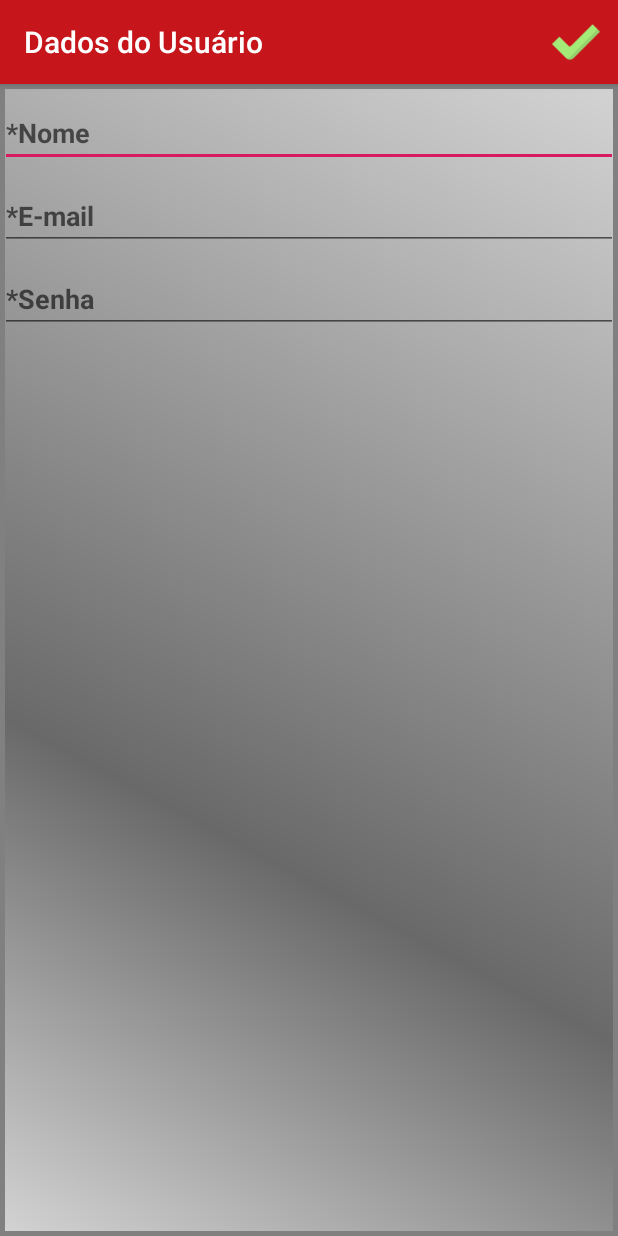
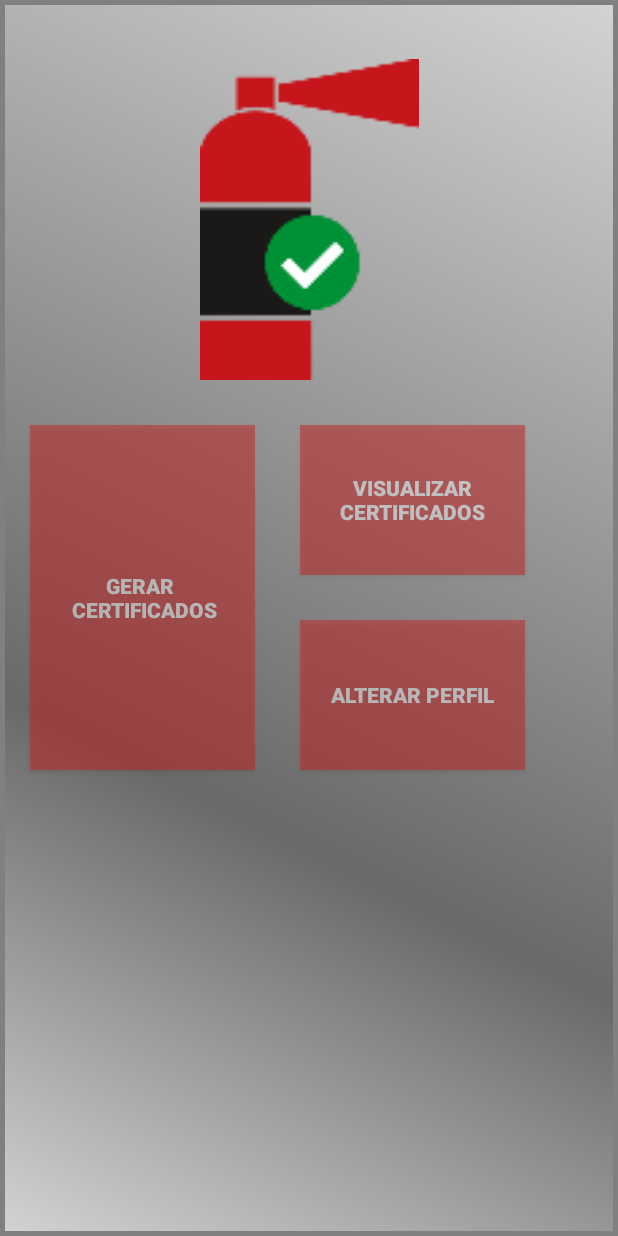
Before and after one commit to DanielGomeX/certex-app, an Android app: the screen it shows after launch (UserActivity before the commit, DashboardActivity after it), after a tap on "SIGN UP", on a phone screen of 412 x 824 dp. Run offline under Robolectric (Android 15) with nearby library versions, the phone set to English and light mode, and no system bars.

Commit message:
Tela Dashboard

```diff
--- a/app/src/main/AndroidManifest.xml
+++ b/app/src/main/AndroidManifest.xml
@@ -13,14 +13,15 @@
         android:label="@string/app_name"
         android:supportsRtl="true"
         android:theme="@style/AppTheme">
-        <activity android:name=".UserActivity"></activity>
+        <activity android:name=".DashboardActivity"></activity>
+        <activity android:name=".UserActivity" />
         <activity android:name=".SignatureActivity" />
-        <activity android:name=".MainActivity"></activity>
-        <activity android:name=".CompaniesActivity" />
-        <!--android:windowSoftInputMode="stateHidden" />-->
+        <activity android:name=".MainActivity" />
+        <activity android:name=".CompaniesActivity" /> <!-- android:windowSoftInputMode="stateHidden" /> -->
         <activity android:name=".SplashActivity">
             <intent-filter>
                 <action android:name="android.intent.action.MAIN" />
+
                 <category android:name="android.intent.category.LAUNCHER" />
             </intent-filter>
         </activity>
--- /dev/null
+++ b/app/src/main/java/com/certex/certexapp/DashboardActivity.java
@@ -0,0 +1,15 @@
+package com.certex.certexapp;
+
+import android.support.v7.app.AppCompatActivity;
+import android.os.Bundle;
+
+public class DashboardActivity extends AppCompatActivity {
+
+    @Override
+    protected void onCreate(Bundle savedInstanceState) {
+        super.onCreate(savedInstanceState);
+        setContentView(R.layout.activity_dashboard);
+
+        getSupportActionBar().hide();
+    }
+}
--- a/app/src/main/java/com/certex/certexapp/GemaCode/ConnectionAPI.java
+++ b/app/src/main/java/com/certex/certexapp/GemaCode/ConnectionAPI.java
@@ -36,6 +36,7 @@ public class ConnectionAPI {
             public void onResponse(String response) {
                 try {
                     JSONObject object = new JSONObject(response);
+                    Log.i("Script", object.toString());
                     //JSONArray jarray = object.getJSONArray("access_token");
 
                     String output = object.getString(variable);
@@ -101,7 +102,6 @@ public class ConnectionAPI {
                         String s = object.keys().next();
 
                         map.put(s + "", object.get(s) + "");
-
                     }
                 } else {
                     map.put("erro", "No Info Find");
--- /dev/null
+++ b/app/src/main/java/com/certex/certexapp/GemaCode/LoginValidation.java
@@ -0,0 +1,27 @@
+package com.certex.certexapp.GemaCode;
+
+import android.app.Activity;
+import android.util.Log;
+
+import java.util.HashMap;
+import java.util.Map;
+
+public class LoginValidation {
+
+
+    public void validation(String[] keys, String[] values, Activity activity) {
+
+//        Map<String, String> myData = new HashMap<String, String>();
+//        ConnectionAPI api = new ConnectionAPI();
+//        myData = api.Post(keys, values, "login", "access_token", activity);
+//
+//
+//        Token token = new Token();
+//        token.setCode(myData.get("login"));
+//        Session session = Session.getInstance();
+//        session.setToken(token);
+//        Log.i("Script", "TESTE: " + myData.get("login"));
+    }
+
+
+}
--- a/app/src/main/java/com/certex/certexapp/MainActivity.java
+++ b/app/src/main/java/com/certex/certexapp/MainActivity.java
@@ -79,7 +79,8 @@ public class MainActivity extends AppCompatActivity {
         btSign.setOnClickListener(new View.OnClickListener() {
             @Override
             public void onClick(View v) {
-                Intent intent = new Intent(MainActivity.this, UserActivity.class);
+//                Intent intent = new Intent(MainActivity.this, UserActivity.class);
+                Intent intent = new Intent(MainActivity.this, DashboardActivity.class);
                 ActivityOptionsCompat activityOptionsCompat = ActivityOptionsCompat.makeCustomAnimation(getApplicationContext(), R.anim.fade_in, R.anim.move_right);
                 ActivityCompat.startActivity(MainActivity.this, intent, activityOptionsCompat.toBundle());
             }
--- a/app/src/main/java/com/certex/certexapp/SignatureActivity.java
+++ b/app/src/main/java/com/certex/certexapp/SignatureActivity.java
@@ -38,8 +38,8 @@ public class SignatureActivity extends AppCompatActivity {
         setContentView(R.layout.activity_signature);
 
         signaturePad = (SignaturePad) findViewById(R.id.signaturePad);
-        saveButton = (Button) findViewById(R.id.saveButton);
-        clearButton = (Button) findViewById(R.id.clearButton);
+        saveButton = (Button) findViewById(R.id.bt_signature_save);
+        clearButton = (Button) findViewById(R.id.bt_signature_clear);
 
         //disable both buttons at start
         saveButton.setEnabled(false);
--- /dev/null
+++ b/app/src/main/res/layout/activity_dashboard.xml
@@ -0,0 +1,65 @@
+<?xml version="1.0" encoding="utf-8"?>
+<android.support.constraint.ConstraintLayout xmlns:android="http://schemas.android.com/apk/res/android"
+    xmlns:app="http://schemas.android.com/apk/res-auto"
+    xmlns:tools="http://schemas.android.com/tools"
+    android:layout_width="match_parent"
+    android:layout_height="match_parent"
+    android:background="@drawable/background_companies"
+    android:orientation="vertical"
+    tools:context=".DashboardActivity">
+
+    <ImageView
+        android:id="@+id/iw_wallpaper"
+        android:layout_width="199dp"
+        android:layout_height="214dp"
+        android:contentDescription="@string/empty"
+        app:layout_constraintBottom_toBottomOf="parent"
+        app:layout_constraintEnd_toEndOf="parent"
+        app:layout_constraintStart_toStartOf="parent"
+        app:layout_constraintTop_toTopOf="parent"
+        app:layout_constraintVertical_bias="0.065"
+        app:srcCompat="@drawable/wallpaper" />
+
+    <Button
+        android:id="@+id/bt_dashboard_test"
+        android:layout_width="150dp"
+        android:layout_height="100dp"
+        android:layout_marginStart="30dp"
+        android:layout_marginTop="30dp"
+        android:alpha="0.50"
+        android:background="#CE2628"
+        android:text="@string/show_report_dashboard_ptBr"
+        android:textColor="@color/colorText"
+        app:layout_constraintStart_toEndOf="@+id/bt_dashboard_test2"
+        app:layout_constraintTop_toBottomOf="@+id/iw_wallpaper" />
+
+    <Button
+        android:id="@+id/bt_dashboard_test2"
+        android:layout_width="150dp"
+        android:layout_height="230dp"
+        android:layout_marginStart="20dp"
+        android:layout_marginTop="30dp"
+        android:layout_marginBottom="256dp"
+        android:alpha="0.50"
+        android:background="#CE2628"
+        android:text="@string/crate_report_dashboard_ptBr"
+        android:textColor="@color/colorText"
+        app:layout_constraintBottom_toBottomOf="parent"
+        app:layout_constraintStart_toStartOf="parent"
+        app:layout_constraintTop_toBottomOf="@+id/iw_wallpaper"
+        app:layout_constraintVertical_bias="0.0" />
+
+    <Button
+        android:id="@+id/bt_dashboard_test3"
+        android:layout_width="150dp"
+        android:layout_height="100dp"
+        android:layout_marginStart="30dp"
+        android:layout_marginTop="160dp"
+        android:alpha="0.50"
+        android:background="#CE2628"
+        android:text="@string/perfil_dashboard_ptBr"
+        android:textColor="@color/colorText"
+        app:layout_constraintStart_toEndOf="@+id/bt_dashboard_test2"
+        app:layout_constraintTop_toBottomOf="@+id/iw_wallpaper" />
+
+</android.support.constraint.ConstraintLayout>
--- a/app/src/main/res/layout/activity_signature.xml
+++ b/app/src/main/res/layout/activity_signature.xml
@@ -17,14 +17,14 @@
         android:orientation="horizontal">
 
         <Button
-            android:id="@+id/saveButton"
+            android:id="@+id/bt_signature_save"
             android:layout_width="match_parent"
             android:layout_height="wrap_content"
             android:layout_weight="1"
             android:text="Save" />
 
         <Button
-            android:id="@+id/clearButton"
+            android:id="@+id/bt_signature_clear"
             android:layout_width="match_parent"
             android:layout_height="wrap_content"
             android:layout_weight="1"
--- a/app/src/main/res/values/strings.xml
+++ b/app/src/main/res/values/strings.xml
@@ -23,6 +23,12 @@
     <string name="name_user_ptBr">*Nome</string>
     <string name="email_user_ptBr">*E-mail</string>
 
+    <!--activity_dashboard-->
+    <string name="crate_report_dashboard_ptBr">Gerar \n Certificados</string>
+    <string name="show_report_dashboard_ptBr">Visualizar Certificados</string>
+    <string name="perfil_dashboard_ptBr">Alterar Perfil</string>
+
+
     <string name="empty"></string>
     <string name="permission_necessary">Permisão Necessária</string>
     <string name="storage_permission_is_encessary_to_wrote_event">É necessário ter acesso as pastas.</string>
```
